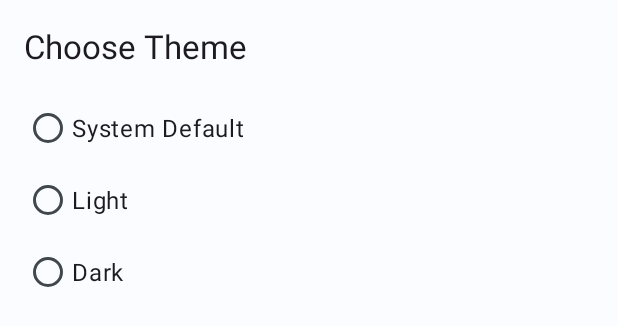
After one commit to syaokifaradisa9/sqllite_notes, an Android app: the layout dialog_theme_selector.xml on its own in the app's theme, with its tools: preview values and no code run, on a phone screen of 412 x 824 dp. The commit adds this screen. Shown: the top 326 px of the screen. Run offline under Robolectric (Android 15) with nearby library versions, the phone set to English and light mode, and no system bars.

Commit message:
feat: add setting fo change theme

```diff
--- a/app/src/main/AndroidManifest.xml
+++ b/app/src/main/AndroidManifest.xml
@@ -11,6 +11,7 @@
     <uses-permission android:name="android.permission.READ_MEDIA_IMAGES" />
     <uses-permission android:name="android.permission.READ_MEDIA_AUDIO" />
     <application
+        android:name=".NotesApplication"
         android:allowBackup="true"
         android:dataExtractionRules="@xml/data_extraction_rules"
         android:fullBackupContent="@xml/backup_rules"
--- /dev/null
+++ b/app/src/main/res/layout/dialog_theme_selector.xml
@@ -0,0 +1,45 @@
+<?xml version="1.0" encoding="utf-8"?>
+<LinearLayout xmlns:android="http://schemas.android.com/apk/res/android"
+    android:layout_width="match_parent"
+    android:layout_height="wrap_content"
+    android:orientation="vertical"
+    android:padding="16dp">
+
+    <TextView
+        android:layout_width="match_parent"
+        android:layout_height="wrap_content"
+        android:layout_marginBottom="16dp"
+        android:text="Choose Theme"
+        android:textAppearance="@style/TextAppearance.Material3.TitleLarge" />
+
+    <RadioGroup
+        android:id="@+id/rgThemeOptions"
+        android:layout_width="match_parent"
+        android:layout_height="wrap_content"
+        android:orientation="vertical">
+
+        <RadioButton
+            android:id="@+id/rbSystemDefault"
+            android:layout_width="match_parent"
+            android:layout_height="wrap_content"
+            android:paddingVertical="8dp"
+            android:text="System Default"
+            android:textAppearance="@style/TextAppearance.Material3.BodyLarge" />
+
+        <RadioButton
+            android:id="@+id/rbLightTheme"
+            android:layout_width="match_parent"
+            android:layout_height="wrap_content"
+            android:paddingVertical="8dp"
+            android:text="Light"
+            android:textAppearance="@style/TextAppearance.Material3.BodyLarge" />
+
+        <RadioButton
+            android:id="@+id/rbDarkTheme"
+            android:layout_width="match_parent"
+            android:layout_height="wrap_content"
+            android:paddingVertical="8dp"
+            android:text="Dark"
+            android:textAppearance="@style/TextAppearance.Material3.BodyLarge" />
+    </RadioGroup>
+</LinearLayout>
```
Also changed, not shown: app/src/main/java/com/example/sqllite_notes/MainActivity.kt (+61 -0 lines), app/src/main/java/com/example/sqllite_notes/NotesApplication.kt (added, +14 -0 lines), app/src/main/java/com/example/sqllite_notes/utils/ThemeManager.kt (added, +60 -0 lines), app/src/main/res/drawable/baseline_brightness_medium_24.xml (added, +11 -0 lines), app/src/main/res/menu/menu_main.xml (added, +10 -0 lines).
